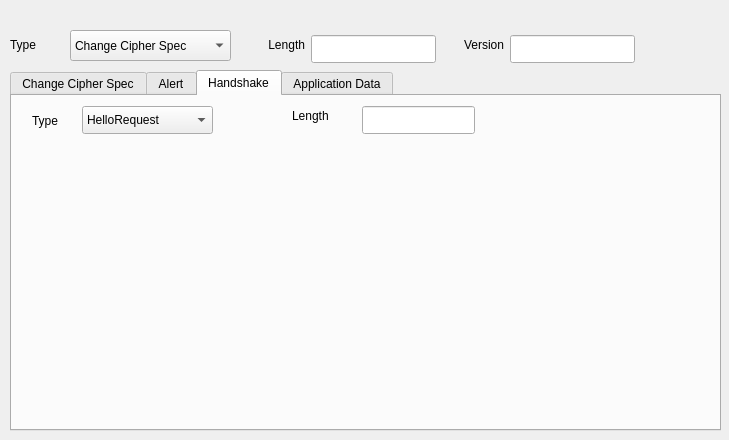
karthikbhata97/ostinato, file common/ssl.ui: the form before one commit.
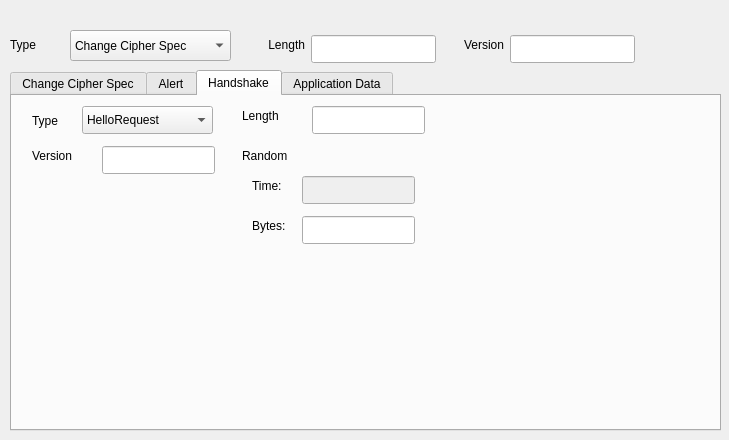
The form after the commit.

Commit message: random added to handshake

```diff
--- a/common/ssl.ui
+++ b/common/ssl.ui
@@ -291,33 +291,10 @@
       <string>Type</string>
      </property>
     </widget>
-    <widget class="QStackedWidget" name="stackedWidget">
-     <property name="geometry">
-      <rect>
-       <x>-1</x>
-       <y>49</y>
-       <width>711</width>
-       <height>281</height>
-      </rect>
-     </property>
-     <property name="currentIndex">
-      <number>0</number>
-     </property>
-     <widget class="QWidget" name="stHelloRequest"/>
-     <widget class="QWidget" name="stClientHello"/>
-     <widget class="QWidget" name="stServerHello"/>
-     <widget class="QWidget" name="stCertificate"/>
-     <widget class="QWidget" name="stServerKeyEx"/>
-     <widget class="QWidget" name="stCertificateReq"/>
-     <widget class="QWidget" name="stServerHelloDone"/>
-     <widget class="QWidget" name="stCertificateVerify"/>
-     <widget class="QWidget" name="stClientKeyEx"/>
-     <widget class="QWidget" name="stFinished"/>
-    </widget>
     <widget class="QLineEdit" name="leHandshakeLen">
      <property name="geometry">
       <rect>
-       <x>350</x>
+       <x>300</x>
        <y>10</y>
        <width>113</width>
        <height>28</height>
@@ -327,7 +304,7 @@
     <widget class="QLabel" name="label_5">
      <property name="geometry">
       <rect>
-       <x>280</x>
+       <x>230</x>
        <y>10</y>
        <width>63</width>
        <height>20</height>
@@ -337,6 +314,101 @@
       <string>Length</string>
      </property>
     </widget>
+    <widget class="QLineEdit" name="leHandshakeVersion">
+     <property name="geometry">
+      <rect>
+       <x>90</x>
+       <y>50</y>
+       <width>113</width>
+       <height>28</height>
+      </rect>
+     </property>
+    </widget>
+    <widget class="QLabel" name="label_6">
+     <property name="geometry">
+      <rect>
+       <x>20</x>
+       <y>50</y>
+       <width>63</width>
+       <height>20</height>
+      </rect>
+     </property>
+     <property name="text">
+      <string>Version</string>
+     </property>
+    </widget>
+    <widget class="QWidget" name="widget" native="true">
+     <property name="geometry">
+      <rect>
+       <x>230</x>
+       <y>50</y>
+       <width>191</width>
+       <height>111</height>
+      </rect>
+     </property>
+     <widget class="QLabel" name="label_7">
+      <property name="geometry">
+       <rect>
+        <x>0</x>
+        <y>0</y>
+        <width>63</width>
+        <height>20</height>
+       </rect>
+      </property>
+      <property name="text">
+       <string>Random</string>
+      </property>
+     </widget>
+     <widget class="QLabel" name="label_9">
+      <property name="geometry">
+       <rect>
+        <x>10</x>
+        <y>30</y>
+        <width>51</width>
+        <height>20</height>
+       </rect>
+      </property>
+      <property name="text">
+       <string>Time:</string>
+      </property>
+     </widget>
+     <widget class="QLabel" name="label_10">
+      <property name="geometry">
+       <rect>
+        <x>10</x>
+        <y>70</y>
+        <width>51</width>
+        <height>20</height>
+       </rect>
+      </property>
+      <property name="text">
+       <string>Bytes:</string>
+      </property>
+     </widget>
+     <widget class="QLineEdit" name="leRandomTime">
+      <property name="enabled">
+       <bool>false</bool>
+      </property>
+      <property name="geometry">
+       <rect>
+        <x>60</x>
+        <y>30</y>
+        <width>113</width>
+        <height>28</height>
+       </rect>
+      </property>
+     </widget>
+     <widget class="QLineEdit" name="leRandomBytes">
+      <property name="geometry">
+       <rect>
+        <x>60</x>
+        <y>70</y>
+        <width>113</width>
+        <height>28</height>
+       </rect>
+      </property>
+     </widget>
+    </widget>
    </widget>
    <widget class="QWidget" name="tabApplicationData">
     <attribute name="title">
```
Left out of the diff: 16 changed lines with no effect on the pictures. The commit also changes 2 other files.
